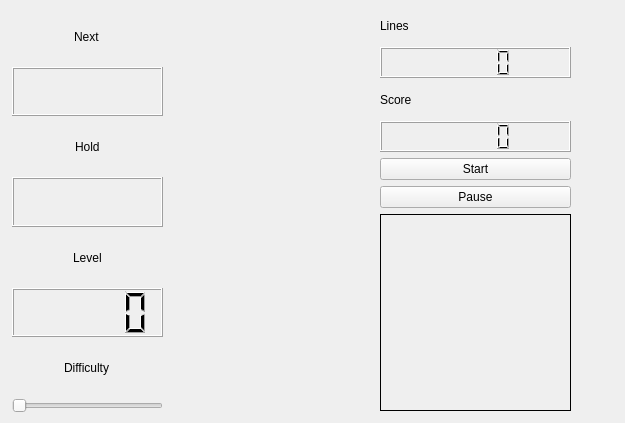
Qt form tetrisgame.ui (atklenner/TetrisGame) before a commit.
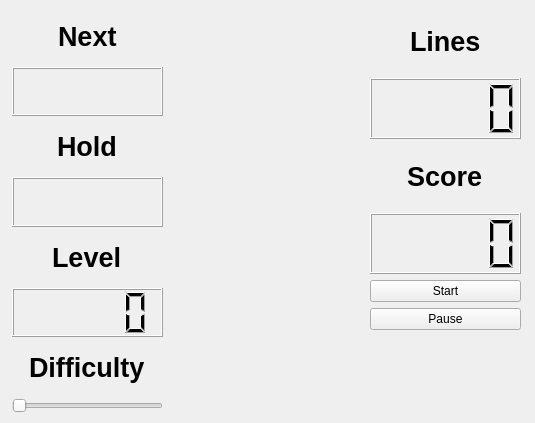
The same form after that commit. Custom widgets are drawn as their Qt base class.

```diff
--- a/tetrisgame.ui
+++ b/tetrisgame.ui
@@ -6,7 +6,7 @@
    <rect>
     <x>0</x>
     <y>0</y>
-    <width>625</width>
+    <width>535</width>
     <height>423</height>
    </rect>
   </property>
@@ -16,10 +16,10 @@
   <widget class="GameBoard" name="gameBoard" native="true">
    <property name="geometry">
     <rect>
-     <x>230</x>
-     <y>50</y>
-     <width>100</width>
-     <height>220</height>
+     <x>170</x>
+     <y>10</y>
+     <width>191</width>
+     <height>401</height>
     </rect>
    </property>
    <property name="minimumSize">
@@ -29,7 +29,7 @@
     </size>
    </property>
   </widget>
-  <widget class="QWidget" name="">
+  <widget class="QWidget" name="layoutWidget">
    <property name="geometry">
     <rect>
      <x>12</x>
@@ -41,6 +41,13 @@
    <layout class="QVBoxLayout" name="verticalLayout">
     <item alignment="Qt::AlignHCenter">
      <widget class="QLabel" name="label_6">
+      <property name="font">
+       <font>
+        <pointsize>20</pointsize>
+        <weight>75</weight>
+        <bold>true</bold>
+       </font>
+      </property>
       <property name="text">
        <string>Next</string>
       </property>
@@ -61,6 +68,13 @@
     </item>
     <item alignment="Qt::AlignHCenter">
      <widget class="QLabel" name="label_5">
+      <property name="font">
+       <font>
+        <pointsize>20</pointsize>
+        <weight>75</weight>
+        <bold>true</bold>
+       </font>
+      </property>
       <property name="text">
        <string>Hold</string>
       </property>
@@ -81,6 +95,13 @@
     </item>
     <item alignment="Qt::AlignHCenter">
      <widget class="QLabel" name="label_3">
+      <property name="font">
+       <font>
+        <pointsize>20</pointsize>
+        <weight>75</weight>
+        <bold>true</bold>
+       </font>
+      </property>
       <property name="text">
        <string>Level</string>
       </property>
@@ -91,6 +112,13 @@
     </item>
     <item alignment="Qt::AlignHCenter">
      <widget class="QLabel" name="label_4">
+      <property name="font">
+       <font>
+        <pointsize>20</pointsize>
+        <weight>75</weight>
+        <bold>true</bold>
+       </font>
+      </property>
       <property name="text">
        <string>Difficulty</string>
       </property>
@@ -111,20 +139,27 @@
     </item>
    </layout>
   </widget>
-  <widget class="QWidget" name="">
+  <widget class="QWidget" name="layoutWidget">
    <property name="geometry">
     <rect>
-     <x>380</x>
+     <x>370</x>
      <y>10</y>
-     <width>191</width>
+     <width>151</width>
      <height>401</height>
     </rect>
    </property>
    <layout class="QVBoxLayout" name="verticalLayout_3">
     <item>
      <layout class="QVBoxLayout" name="verticalLayout_2">
-      <item>
+      <item alignment="Qt::AlignHCenter">
        <widget class="QLabel" name="label_2">
+        <property name="font">
+         <font>
+          <pointsize>20</pointsize>
+          <weight>75</weight>
+          <bold>true</bold>
+         </font>
+        </property>
         <property name="text">
          <string>Lines</string>
         </property>
@@ -133,8 +168,15 @@
       <item>
        <widget class="QLCDNumber" name="lines"/>
       </item>
-      <item>
+      <item alignment="Qt::AlignHCenter">
        <widget class="QLabel" name="label">
+        <property name="font">
+         <font>
+          <pointsize>20</pointsize>
+          <weight>75</weight>
+          <bold>true</bold>
+         </font>
+        </property>
         <property name="text">
          <string>Score</string>
         </property>
@@ -165,10 +207,23 @@
       </item>
      </layout>
     </item>
-    <item>
+    <item alignment="Qt::AlignHCenter">
      <widget class="QLabel" name="tetris">
+      <property name="maximumSize">
+       <size>
+        <width>16777215</width>
+        <height>75</height>
+       </size>
+      </property>
+      <property name="font">
+       <font>
+        <pointsize>20</pointsize>
+        <weight>75</weight>
+        <bold>true</bold>
+       </font>
+      </property>
       <property name="frameShape">
-       <enum>QFrame::Box</enum>
+       <enum>QFrame::NoFrame</enum>
       </property>
       <property name="text">
        <string/>
```
Left out of the diff: 3 changed lines with no effect on the pictures.
